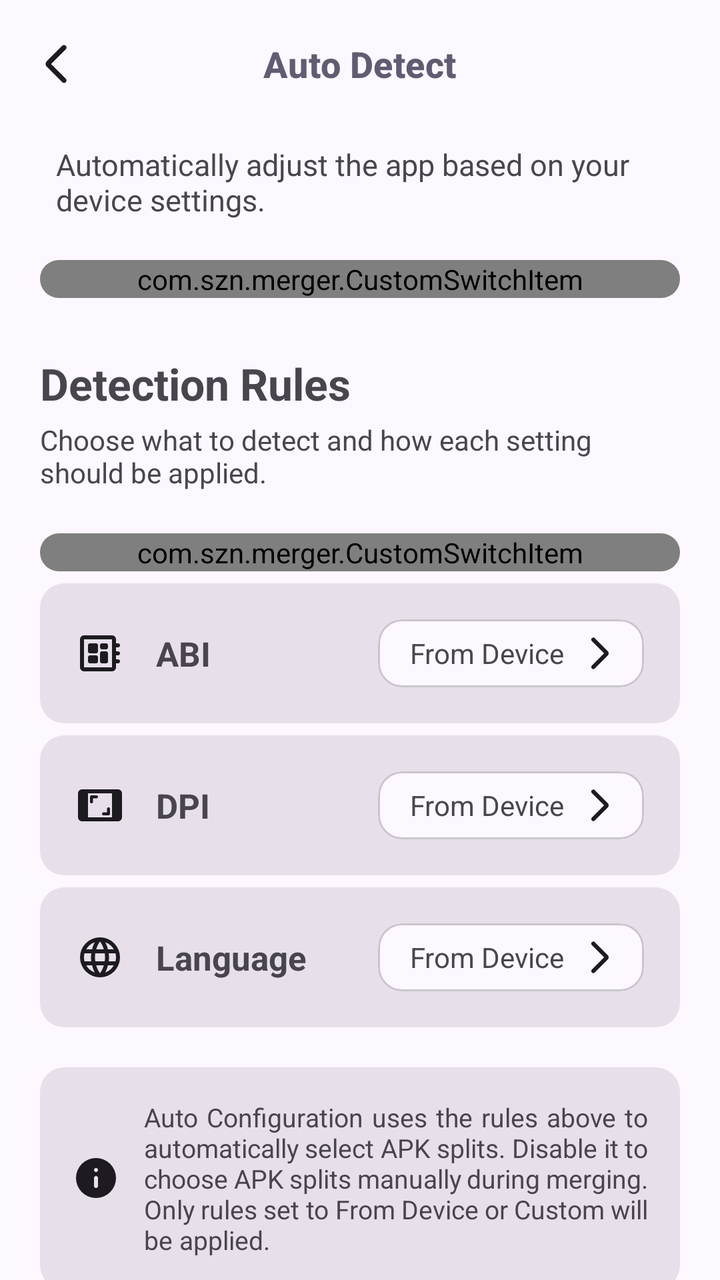
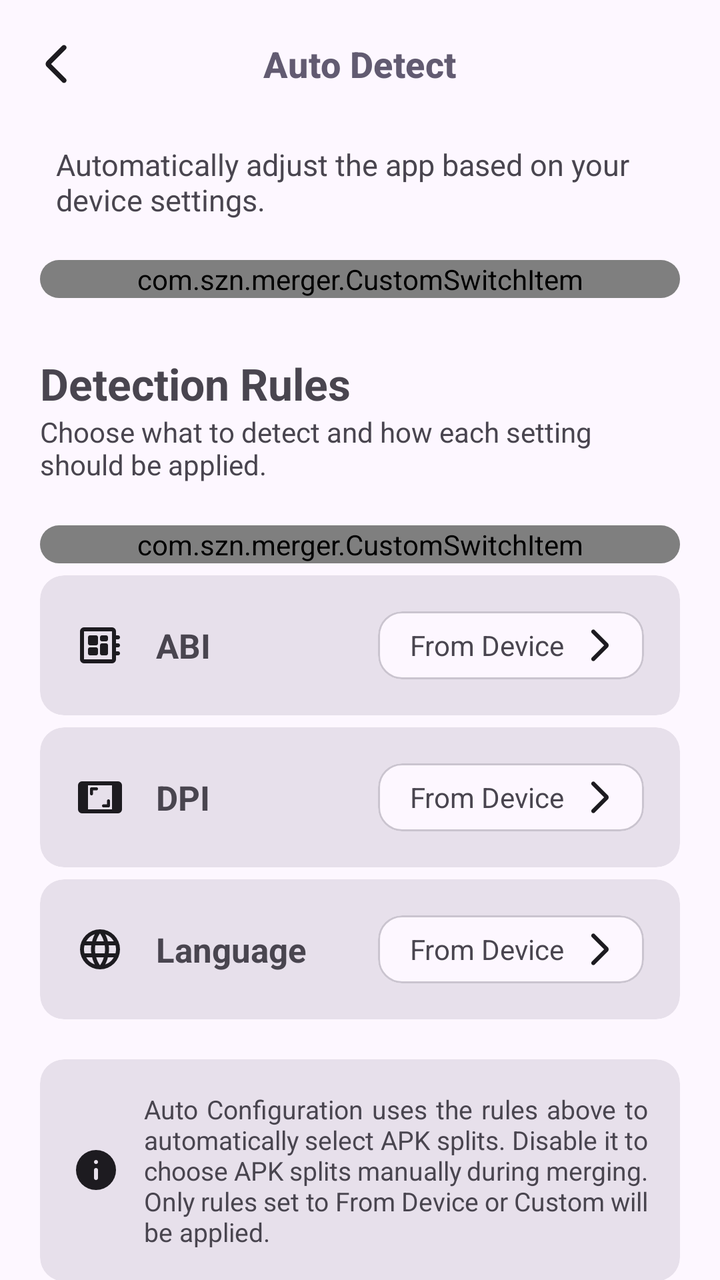

Before-and-after screenshots of an Android layout around one commit, followed by the original layout XML and the change that was made.
<!-- AndroidManifest.xml: application theme AppTheme -->
<!-- res/layout/auto_device_layout.xml -->
<?xml version="1.0" encoding="utf-8"?>
<androidx.constraintlayout.widget.ConstraintLayout
    xmlns:android="http://schemas.android.com/apk/res/android"
    xmlns:app="http://schemas.android.com/apk/res-auto"
    android:layout_width="match_parent"
    android:layout_height="match_parent">

    <com.google.android.material.appbar.MaterialToolbar
        android:id="@+id/toolbar"
        android:layout_width="0dp"
        android:layout_height="?attr/actionBarSize"
        android:background="@android:color/transparent"
        app:navigationIcon="@drawable/ic_back"
        app:navigationIconTint="?attr/colorOnSurface"
        app:title="@string/title_auto_detect"
        app:titleCentered="true"
        app:titleTextAppearance="@style/CustomCollapsedTitle"
        app:layout_constraintTop_toTopOf="parent"
        app:layout_constraintStart_toStartOf="parent"
        app:layout_constraintEnd_toEndOf="parent"/>

    <androidx.core.widget.NestedScrollView
        android:id="@+id/scroll"
        android:layout_width="0dp"
        android:layout_height="0dp"
        android:fillViewport="true"
        android:paddingHorizontal="20dp"
        app:layout_constraintTop_toBottomOf="@id/toolbar"
        app:layout_constraintBottom_toBottomOf="parent"
        app:layout_constraintStart_toStartOf="parent"
        app:layout_constraintEnd_toEndOf="parent">

        <LinearLayout
            android:layout_width="match_parent"
            android:layout_height="wrap_content"
            android:orientation="vertical">

            <TextView
                android:layout_width="wrap_content"
                android:layout_height="wrap_content"
                android:text="@string/desc_auto_detect"
                android:textSize="15sp"
                android:paddingStart="8dp"
                android:layout_marginTop="8dp"
                android:layout_marginBottom="20dp"/>

            <com.google.android.material.card.MaterialCardView
                style="@style/Widget.Card.RoundedMiddle">
                <com.szn.merger.CustomSwitchItem
                    android:id="@+id/AutoDetect"
                    android:layout_width="match_parent"
                    android:layout_height="wrap_content"
                    app:itemTitle="@string/title_auto_detect"
                    app:itemIcon="@drawable/ic_auto_detect" />
            </com.google.android.material.card.MaterialCardView>

            <TextView
                android:layout_width="wrap_content"
                android:layout_height="wrap_content"
                android:layout_marginTop="28dp"
                android:text="@string/header_detection_rules"
                android:textStyle="bold"
                android:textSize="22sp"/>

            <TextView
                android:layout_width="wrap_content"
                android:layout_height="wrap_content"
                android:text="@string/desc_detection_rules"
                android:textSize="14sp"
                android:layout_marginTop="4dp"
                android:layout_marginBottom="16dp"/>

            <com.google.android.material.card.MaterialCardView
                android:layout_marginTop="5dp"
                style="@style/Widget.Card.RoundedMiddle">
                <com.szn.merger.CustomSwitchItem
                    android:id="@+id/AutoConfig"
                    android:layout_width="match_parent"
                    android:layout_height="wrap_content"
                    app:itemTitle="@string/title_auto_config"
                    app:itemIcon="@drawable/ic_auto_detect" />
            </com.google.android.material.card.MaterialCardView>

            <com.google.android.material.card.MaterialCardView
                android:layout_width="match_parent"
                android:layout_height="70dp"
                android:layout_marginTop="6dp"
                style="@style/Widget.Card.RoundedMiddle">

                <LinearLayout
                    android:id="@+id/ABI"
                    android:layout_width="match_parent"
                    android:layout_height="match_parent"
                    android:gravity="center_vertical"
                    android:orientation="horizontal"
                    android:padding="18dp">

                    <ImageView
                        android:layout_width="24dp"
                        android:layout_height="24dp"
                        app:tint="?attr/colorOnSurface"
                        android:src="@drawable/ic_abi" />

                    <LinearLayout
                        android:layout_width="0dp"
                        android:layout_height="wrap_content"
                        android:layout_weight="1"
                        android:layout_marginStart="16dp"
                        android:orientation="vertical">

                        <TextView
                            android:layout_width="wrap_content"
                            android:layout_height="wrap_content"
                            android:text="@string/label_abi"
                            android:textStyle="bold"
                            android:textSize="17sp"/>
                    </LinearLayout>

                    <com.google.android.material.card.MaterialCardView
                        android:id="@+id/gotoABI"
                        android:layout_width="wrap_content"
                        android:layout_height="match_parent"
                        style="@style/Widget.Material3.CardView.Outlined">

                        <LinearLayout
                            android:layout_width="wrap_content"
                            android:layout_height="match_parent"
                            android:gravity="center_vertical"
                            android:paddingStart="16dp"
                            android:paddingEnd="12dp"
                            android:orientation="horizontal">

                            <TextView
                                android:id="@+id/ABImode_placeholder"
                                android:layout_width="wrap_content"
                                android:layout_height="wrap_content"
                                android:text="@string/mode_from_device"
                                android:textSize="14sp"/>

                            <ImageView
                                android:layout_width="20dp"
                                android:layout_height="20dp"
                                android:layout_marginStart="8dp"
                                android:src="@drawable/ic_back"
                                app:tint="?attr/colorOnSurface"
                                android:scaleX="-1"/>
                        </LinearLayout>
                    </com.google.android.material.card.MaterialCardView>
                </LinearLayout>
            </com.google.android.material.card.MaterialCardView>

            <com.google.android.material.card.MaterialCardView
                android:layout_width="match_parent"
                android:layout_height="70dp"
                android:layout_marginTop="6dp"
                style="@style/Widget.Card.RoundedMiddle">

                <LinearLayout
                    android:id="@+id/DPI"
                    android:layout_width="match_parent"
                    android:layout_height="match_parent"
                    android:gravity="center_vertical"
                    android:orientation="horizontal"
                    android:padding="18dp">

                    <ImageView
                        android:layout_width="24dp"
                        android:layout_height="24dp"
                        app:tint="?attr/colorOnSurface"
                        android:src="@drawable/ic_dpi" />

                    <LinearLayout
                        android:layout_width="0dp"
                        android:layout_height="wrap_content"
                        android:layout_weight="1"
                        android:layout_marginStart="16dp"
                        android:orientation="vertical">

                        <TextView
                            android:layout_width="wrap_content"
                            android:layout_height="wrap_content"
                            android:text="@string/label_dpi"
                            android:textStyle="bold"
                            android:textSize="17sp"/>
                    </LinearLayout>

                    <com.google.android.material.card.MaterialCardView
                        android:id="@+id/gotoDPI"
                        android:layout_width="wrap_content"
                        android:layout_height="match_parent"
                        style="@style/Widget.Material3.CardView.Outlined">

                        <LinearLayout
                            android:layout_width="wrap_content"
                            android:layout_height="match_parent"
                            android:gravity="center_vertical"
                            android:paddingStart="16dp"
                            android:paddingEnd="12dp"
                            android:orientation="horizontal">

                            <TextView
                                android:id="@+id/DPImode_placeholder"
                                android:layout_width="wrap_content"
                                android:layout_height="wrap_content"
                                android:textSize="14sp"
                                android:text="@string/mode_from_device"/>

                            <ImageView
                                android:layout_width="20dp"
                                android:layout_height="20dp"
                                android:layout_marginStart="8dp"
                                android:src="@drawable/ic_back"
                                app:tint="?attr/colorOnSurface"
                                android:scaleX="-1"/>
                        </LinearLayout>
                    </com.google.android.material.card.MaterialCardView>
                </LinearLayout>
            </com.google.android.material.card.MaterialCardView>

            <com.google.android.material.card.MaterialCardView
                android:layout_width="match_parent"
                android:layout_height="70dp"
                android:layout_marginTop="6dp"
                style="@style/Widget.Card.RoundedMiddle">

                <LinearLayout
                    android:id="@+id/LANGUAGE"
                    android:layout_width="match_parent"
                    android:layout_height="match_parent"
                    android:gravity="center_vertical"
                    android:orientation="horizontal"
                    android:padding="18dp">

                    <ImageView
                        android:layout_width="24dp"
                        android:layout_height="24dp"
                        app:tint="?attr/colorOnSurface"
                        android:src="@drawable/ic_language" />

                    <LinearLayout
                        android:layout_width="0dp"
                        android:layout_height="wrap_content"
                        android:layout_weight="1"
                        android:layout_marginStart="16dp"
                        android:orientation="vertical">

                        <TextView
                            android:layout_width="wrap_content"
                            android:layout_height="wrap_content"
                            android:text="@string/label_language"
                            android:textStyle="bold"
                            android:textSize="17sp"/>
                    </LinearLayout>

                    <com.google.android.material.card.MaterialCardView
                        android:id="@+id/gotoLANGUAGE"
                        android:layout_width="wrap_content"
                        android:layout_height="match_parent"
                        style="@style/Widget.Material3.CardView.Outlined">

                        <LinearLayout
                            android:layout_width="wrap_content"
                            android:layout_height="match_parent"
                            android:gravity="center_vertical"
                            android:paddingStart="16dp"
                            android:paddingEnd="12dp"
                            android:orientation="horizontal">

                            <TextView
                                android:id="@+id/LANGUAGEmode_placeholder"
                                android:layout_width="wrap_content"
                                android:layout_height="wrap_content"
                                android:text="@string/mode_from_device"
                                android:textSize="14sp"/>

                            <ImageView
                                android:layout_width="20dp"
                                android:layout_height="20dp"
                                android:layout_marginStart="8dp"
                                android:src="@drawable/ic_back"
                                app:tint="?attr/colorOnSurface"
                                android:scaleX="-1"/>
                        </LinearLayout>
                    </com.google.android.material.card.MaterialCardView>
                </LinearLayout>
            </com.google.android.material.card.MaterialCardView>

            <com.google.android.material.card.MaterialCardView
                android:id="@+id/infoCard"
                android:layout_width="match_parent"
                android:layout_height="wrap_content"
                android:layout_marginTop="20dp"
                style="@style/Widget.Card.RoundedMiddle">

                <LinearLayout
                    android:layout_width="match_parent"
                    android:layout_height="match_parent"
                    android:orientation="horizontal"
                    android:gravity="center_vertical"
                    android:padding="16dp">

                    <ImageView
                        android:layout_width="24dp"
                        android:layout_height="24dp"
                        app:tint="?attr/colorOnSurface"
                        android:src="@drawable/ic_info"/>

                    <TextView
                        android:layout_width="0dp"
                        android:layout_height="wrap_content"
                        android:layout_weight="1"
                        android:layout_marginStart="12dp"
                        android:justificationMode="inter_word"
                        android:text="@string/info_auto_config"
                        android:textSize="13sp"/>
                </LinearLayout>
            </com.google.android.material.card.MaterialCardView>
        </LinearLayout>
    </androidx.core.widget.NestedScrollView>
</androidx.constraintlayout.widget.ConstraintLayout>
<!-- resources referenced by this layout -->
<resources>
  <!-- drawable ic_auto_detect (drawable) -->
  <vector xmlns:android="http://schemas.android.com/apk/res/android"
      android:width="24dp"
      android:height="24dp"
      android:viewportWidth="24"
      android:viewportHeight="24">
    <path
        android:pathData="M13,7h-2v2h2L13,7zM12,11c-0.55,0 -1,0.45 -1,1v4c0,0.55 0.45,1 1,1s1,-0.45 1,-1v-4c0,-0.55 -0.45,-1 -1,-1zM17,1.01L7,1c-1.1,0 -2,0.9 -2,2v18c0,1.1 0.9,2 2,2h10c1.1,0 2,-0.9 2,-2L19,3c0,-1.1 -0.9,-1.99 -2,-1.99zM17,19L7,19L7,5h10v14z"
        android:fillColor="#000000"/>
  </vector>
  <!-- drawable ic_back (drawable) -->
  <vector xmlns:android="http://schemas.android.com/apk/res/android"
      android:width="24dp"
      android:height="24dp"
      android:viewportWidth="960"
      android:viewportHeight="960">
    <path
        android:pathData="m382,480 l294,294q15,15 14.5,35T675,844q-15,15 -35,15t-35,-15L297,537q-12,-12 -18,-27t-6,-30q0,-15 6,-30t18,-27l308,-308q15,-15 35.5,-14.5T676,116q15,15 15,35t-15,35L382,480Z"
        android:fillColor="#000000"/>
  </vector>
  <string name="desc_auto_detect">Automatically adjust the app based on your device settings.</string>
  <string name="desc_detection_rules">Choose what to detect and how each setting should be applied.</string>
  <string name="header_detection_rules">Detection Rules</string>
  <string name="info_auto_config">Auto Configuration uses the rules above to automatically select APK splits. Disable it to choose APK splits manually during merging. Only rules set to From Device or Custom will be applied.</string>
  <string name="label_abi">ABI</string>
  <string name="label_dpi">DPI</string>
  <string name="label_language">Language</string>
  <string name="mode_from_device">From Device</string>
  <string name="title_auto_config">Auto Configuration</string>
  <string name="title_auto_detect">Auto Detect</string>
  <style name="CustomCollapsedTitle" parent="TextAppearance.Material3.TitleMedium">
  
          <item name="android:textSize">18sp</item>
          <item name="android:textStyle">bold</item>
          <item name="android:textColor">?attr/colorSecondary</item>
  
      </style>
  <style name="Widget.Card.RoundedMiddle" parent="Widget.Material3.CardView.Filled">
          <item name="android:layout_width">match_parent</item>
          <item name="android:layout_height">wrap_content</item>
          <item name="cardBackgroundColor">?attr/colorSurfaceVariant</item>
      </style>
  <color name="md_theme_primary">#65558F</color>
  <color name="md_theme_onPrimary">#FFFFFF</color>
  <color name="md_theme_primaryContainer">#E9DDFF</color>
  <color name="md_theme_onPrimaryContainer">#4D3D75</color>
  <color name="md_theme_secondary">#625B71</color>
  <color name="md_theme_onSecondary">#FFFFFF</color>
  <color name="md_theme_secondaryContainer">#E8DEF8</color>
  <color name="md_theme_onSecondaryContainer">#4A4458</color>
  <color name="md_theme_tertiary">#7E5260</color>
  <color name="md_theme_onTertiary">#FFFFFF</color>
  <color name="md_theme_tertiaryContainer">#FFD9E3</color>
  <color name="md_theme_onTertiaryContainer">#633B48</color>
  <color name="md_theme_error">#BA1A1A</color>
  <color name="md_theme_onError">#FFFFFF</color>
  <color name="md_theme_errorContainer">#FFDAD6</color>
  <color name="md_theme_onErrorContainer">#93000A</color>
  <color name="md_theme_background">#FDF7FF</color>
  <color name="md_theme_onBackground">#1D1B20</color>
  <color name="md_theme_surface">#FDF7FF</color>
  <color name="md_theme_onSurface">#1D1B20</color>
  <color name="md_theme_surfaceVariant">#E7E0EB</color>
  <color name="md_theme_onSurfaceVariant">#49454E</color>
  <color name="md_theme_outline">#7A757F</color>
  <color name="md_theme_outlineVariant">#CAC4CF</color>
  <color name="md_theme_inverseSurface">#322F35</color>
  <color name="md_theme_inverseOnSurface">#F5EFF7</color>
  <color name="md_theme_inversePrimary">#CFBDFE</color>
  <!-- unchanged entries left out for length: 5 -->
</resources>

<!-- the commit's change to res/layout/auto_device_layout.xml (unified diff, before → after) -->
@@ -67,7 +67,6 @@
                 android:layout_height="wrap_content"
                 android:text="@string/desc_detection_rules"
                 android:textSize="14sp"
-                android:layout_marginTop="4dp"
                 android:layout_marginBottom="16dp"/>
 
             <com.google.android.material.card.MaterialCardView
